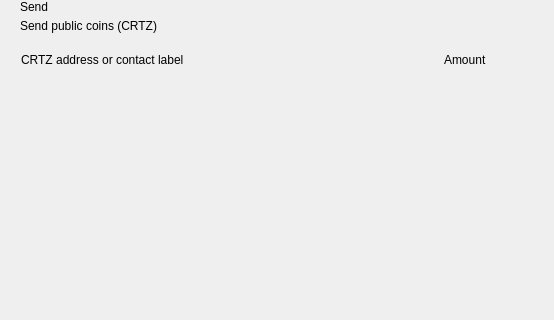
Above: src/qt/pivx/forms/send.ui from AltcoinBaggins/lil before the change; both pictures show x 0 to 554 and y 0 to 320 of the 893 by 700 pixel window. Below: the same form after it.
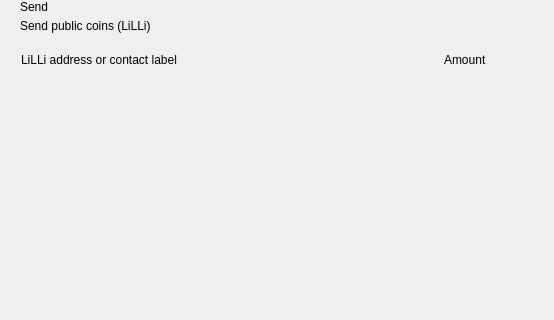
That is the form after the change. Custom widgets are drawn as their Qt base class.

Diff of the .ui file:
```diff
--- a/src/qt/pivx/forms/send.ui
+++ b/src/qt/pivx/forms/send.ui
@@ -81,7 +81,7 @@
             <item>
              <widget class="QLabel" name="labelSubtitle1">
               <property name="text">
-               <string>Send public coins (CRTZ)</string>
+               <string>Send public coins (LiLLi)</string>
               </property>
              </widget>
             </item>
@@ -141,7 +141,7 @@
              <string notr="true">margin-left:8px;</string>
             </property>
             <property name="text">
-             <string>CRTZ address or contact label</string>
+             <string>LiLLi address or contact label</string>
             </property>
            </widget>
           </item>
```
